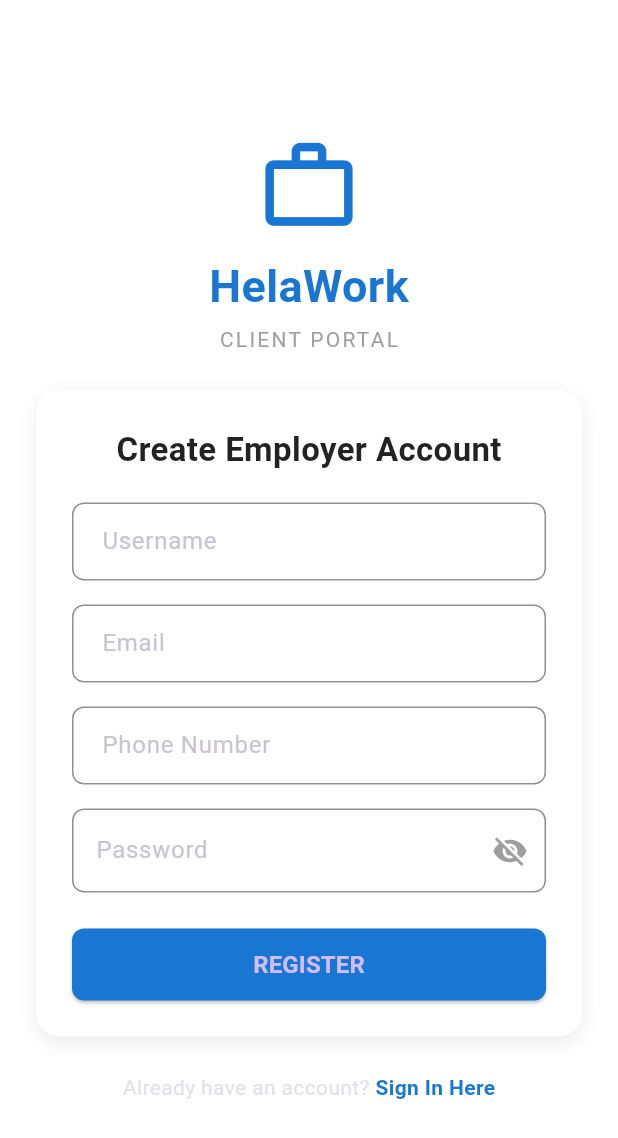
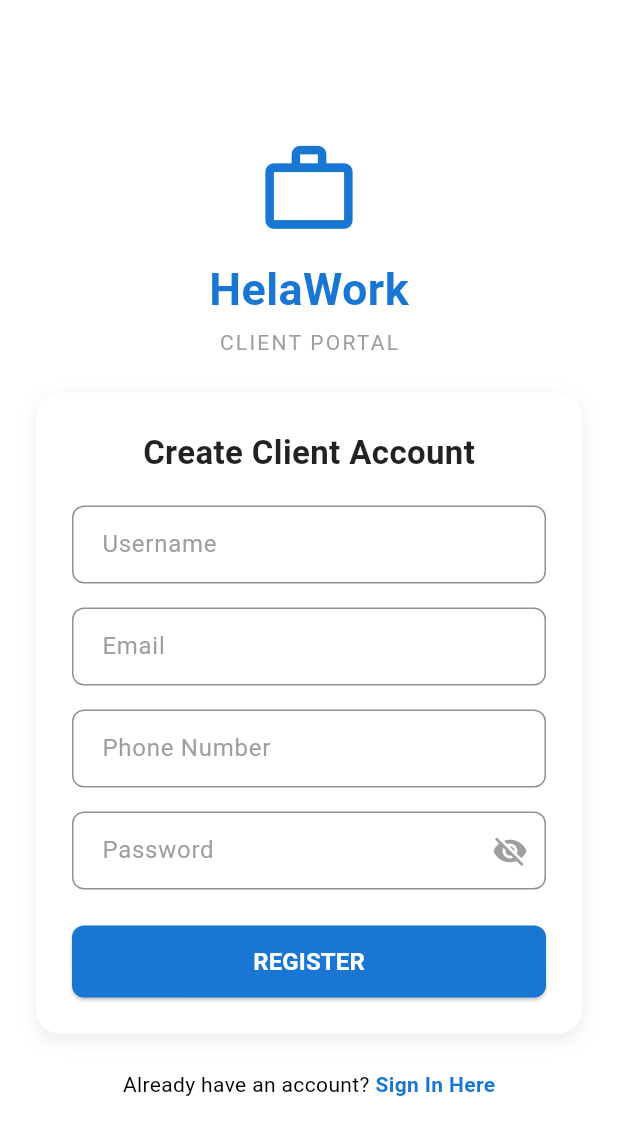
Before and after one commit to machageDev/marketplace-system, a Flutter app: the ClientLoginScreen screen opened directly, after a tap on "LOGIN", after a tap on "Register", on a phone screen of 412 x 824 dp. Shown: the top 1138 px of the screen. Run offline on Flutter 3.47's test engine with Material 3 defaults, Android fonts, the phone set to English and light mode, and no system bars; our stand-ins replace file_picker, flutter_secure_storage, image_picker, shared_preferences; accounts and stored records are empty; network calls fail.

Commit message:
made taxt visible for login and register

```diff
--- a/flutterapp/helawork/lib/clients/screens/client_login_screen.dart
+++ b/flutterapp/helawork/lib/clients/screens/client_login_screen.dart
@@ -25,7 +25,7 @@ class _ClientLoginScreenState extends State<ClientLoginScreen> {
     super.dispose();
   }
 
-  void _login() async {
+  Future<void> _login() async {
     if (_formKey.currentState!.validate()) {
       final authProvider = Provider.of<AuthProvider>(context, listen: false);
       final success = await authProvider.apilogin(
@@ -33,20 +33,25 @@ class _ClientLoginScreenState extends State<ClientLoginScreen> {
         _passwordController.text.trim(),
       );
 
-      if (success && mounted) {
+      if (mounted) {
+        if (success) {
           Navigator.pushReplacement(
             context,
             MaterialPageRoute(
               builder: (_) => const ClientDashboardScreen(),
             ),
           );
+        } else if (authProvider.errorMessage.isNotEmpty) {
+          ScaffoldMessenger.of(context).showSnackBar(
+            SnackBar(content: Text(authProvider.errorMessage)),
+          );
+        }
       }
     }
   }
 
   @override
   Widget build(BuildContext context) {
-
     return Scaffold(
       backgroundColor: Colors.white,
       body: SafeArea(
@@ -61,25 +66,18 @@ class _ClientLoginScreenState extends State<ClientLoginScreen> {
                     mainAxisAlignment: MainAxisAlignment.center,
                     crossAxisAlignment: CrossAxisAlignment.center,
                     children: [
-                      // Logo Section
-                      const Column(
-                        children: [
-                          Icon(
-                            Icons.work_outline,
-                            size: 70,
-                            color: Color(0xFF1976D2),
-                          ),
-                          SizedBox(height: 12),
-                          Text(
+                      const Icon(Icons.work_outline,
+                          size: 70, color: Color(0xFF1976D2)),
+                      const SizedBox(height: 12),
+                      const Text(
                         'HelaWork',
                         style: TextStyle(
                             fontSize: 32,
                             fontWeight: FontWeight.bold,
-                              color: Color(0xFF1976D2),
+                            color: Color(0xFF1976D2)),
                       ),
-                          ),
-                          SizedBox(height: 6),
-                          Text(
+                      const SizedBox(height: 6),
+                      const Text(
                         'CLIENT PORTAL',
                         style: TextStyle(
                           fontSize: 14,
@@ -88,15 +86,9 @@ class _ClientLoginScreenState extends State<ClientLoginScreen> {
                           letterSpacing: 1.5,
                         ),
                       ),
-                        ],
-                      ),
-
                       const SizedBox(height: 40),
 
-                      // Welcome Section
-                      const Column(
-                        children: [
-                          Text(
+                      const Text(
                         'Welcome Back, Client!',
                         textAlign: TextAlign.center,
                         style: TextStyle(
@@ -105,8 +97,8 @@ class _ClientLoginScreenState extends State<ClientLoginScreen> {
                           color: Colors.black87,
                         ),
                       ),
-                          SizedBox(height: 8),
-                          Text(
+                      const SizedBox(height: 8),
+                      const Text(
                         'Please log in to manage your projects',
                         textAlign: TextAlign.center,
                         style: TextStyle(
@@ -114,12 +106,8 @@ class _ClientLoginScreenState extends State<ClientLoginScreen> {
                           color: Colors.grey,
                         ),
                       ),
-                        ],
-                      ),
-
                       const SizedBox(height: 28),
 
-                      // Error Message
                       if (authProvider.errorMessage.isNotEmpty)
                         Container(
                           width: double.infinity,
@@ -158,6 +146,7 @@ class _ClientLoginScreenState extends State<ClientLoginScreen> {
                                 // Username
                                 TextFormField(
                                   controller: _usernameController,
+                                  style: const TextStyle(color: Colors.black),
                                   decoration: InputDecoration(
                                     labelText: 'Username',
                                     labelStyle:
@@ -184,6 +173,7 @@ class _ClientLoginScreenState extends State<ClientLoginScreen> {
                                 // Password
                                 TextFormField(
                                   controller: _passwordController,
+                                  style: const TextStyle(color: Colors.black),
                                   obscureText: _obscurePassword,
                                   decoration: InputDecoration(
                                     labelText: 'Password',
@@ -221,10 +211,12 @@ class _ClientLoginScreenState extends State<ClientLoginScreen> {
                                 ),
                                 const SizedBox(height: 16),
 
-                                // Remember Me + Forgot Password
+                                // ✅ Fixed Overflow Row
                                 Wrap(
                                   alignment: WrapAlignment.spaceBetween,
                                   crossAxisAlignment: WrapCrossAlignment.center,
+                                  spacing: 8,
+                                  runSpacing: 4,
                                   children: [
                                     Row(
                                       mainAxisSize: MainAxisSize.min,
@@ -232,7 +224,8 @@ class _ClientLoginScreenState extends State<ClientLoginScreen> {
                                         Checkbox(
                                           value: authProvider.rememberMe,
                                           onChanged: (value) {
-                                            authProvider.setRememberMe(value!);
+                                            authProvider
+                                                .setRememberMe(value ?? false);
                                           },
                                           activeColor:
                                               const Color(0xFF1976D2),
@@ -260,6 +253,7 @@ class _ClientLoginScreenState extends State<ClientLoginScreen> {
                                     ),
                                   ],
                                 ),
+
                                 const SizedBox(height: 20),
 
                                 // Login Button
@@ -304,7 +298,6 @@ class _ClientLoginScreenState extends State<ClientLoginScreen> {
                       ),
                       const SizedBox(height: 28),
 
-                      // Register Section
                       Row(
                         mainAxisAlignment: MainAxisAlignment.center,
                         children: [
--- a/flutterapp/helawork/lib/clients/screens/client_register_screen.dart
+++ b/flutterapp/helawork/lib/clients/screens/client_register_screen.dart
@@ -157,7 +157,7 @@ class _ClientRegisterScreenState extends State<ClientRegisterScreen> {
                         child: Column(
                           children: [
                             const Text(
-                              'Create Employer Account',
+                              'Create Client Account',
                               style: TextStyle(
                                 fontSize: 22,
                                 fontWeight: FontWeight.w600,
@@ -194,12 +194,19 @@ class _ClientRegisterScreenState extends State<ClientRegisterScreen> {
                             // Password Field
                             TextFormField(
                               controller: _passwordController,
+                              style: const TextStyle(color: Colors.black),
                               obscureText: _obscurePassword,
                               decoration: InputDecoration(
                                 labelText: 'Password',
                                 hintText: 'Enter your password',
+                                labelStyle: const TextStyle(color: Colors.grey),
+                                hintStyle: const TextStyle(color: Colors.grey),
                                 border: OutlineInputBorder(
                                   borderRadius: BorderRadius.circular(8),
+                                ),
+                                focusedBorder: const OutlineInputBorder(
+                                  borderSide:
+                                      BorderSide(color: primaryColor, width: 1.5),
                                 ),
                                 suffixIcon: IconButton(
                                   icon: Icon(
@@ -211,6 +218,10 @@ class _ClientRegisterScreenState extends State<ClientRegisterScreen> {
                                   onPressed: () => setState(() {
                                     _obscurePassword = !_obscurePassword;
                                   }),
+                                ),
+                                contentPadding: const EdgeInsets.symmetric(
+                                  horizontal: 16,
+                                  vertical: 14,
                                 ),
                               ),
                               validator: _validatePassword,
@@ -238,6 +249,7 @@ class _ClientRegisterScreenState extends State<ClientRegisterScreen> {
                                         style: TextStyle(
                                           fontSize: 16,
                                           fontWeight: FontWeight.bold,
+                                          color: Colors.white,
                                         ),
                                       ),
                               ),
@@ -252,7 +264,8 @@ class _ClientRegisterScreenState extends State<ClientRegisterScreen> {
                     Row(
                       mainAxisAlignment: MainAxisAlignment.center,
                       children: [
-                        const Text("Already have an account? "),
+                        const Text("Already have an account? ",
+                            style: TextStyle(color: Colors.black)),
                         GestureDetector(
                           onTap: () {
                             Navigator.pushReplacement(
@@ -266,7 +279,7 @@ class _ClientRegisterScreenState extends State<ClientRegisterScreen> {
                             'Sign In Here',
                             style: TextStyle(
                               color: primaryColor,
-                              fontWeight: FontWeight.w600,
+                              fontWeight: FontWeight.w700,
                             ),
                           ),
                         ),
@@ -293,14 +306,18 @@ class _ClientRegisterScreenState extends State<ClientRegisterScreen> {
     return TextFormField(
       controller: controller,
       keyboardType: keyboardType,
+      style: const TextStyle(color: Colors.black), // ✅ visible text
       decoration: InputDecoration(
         labelText: label,
+        labelStyle: const TextStyle(color: Colors.grey),
         hintText: hint,
+        hintStyle: const TextStyle(color: Colors.grey),
         border: OutlineInputBorder(borderRadius: BorderRadius.circular(8)),
         focusedBorder: const OutlineInputBorder(
           borderSide: BorderSide(color: primaryColor, width: 1.5),
         ),
-        contentPadding: const EdgeInsets.symmetric(horizontal: 16, vertical: 14),
+        contentPadding:
+            const EdgeInsets.symmetric(horizontal: 16, vertical: 14),
       ),
       validator: validator,
     );
```
Also changed, not shown: flutterapp/helawork/lib/clients/home/employer_raiting_screen.dart (added, +41 -0 lines), flutterapp/helawork/lib/clients/provider/employer_rating_provider.dart (added, +16 -0 lines), flutterapp/helawork/lib/freelancer/provider/dashbaord_provider.dart (+2 -6 lines), flutterapp/helawork/lib/services/api_sercice.dart (+19 -0 lines). Lines whose indentation alone changed are shown as unchanged.
